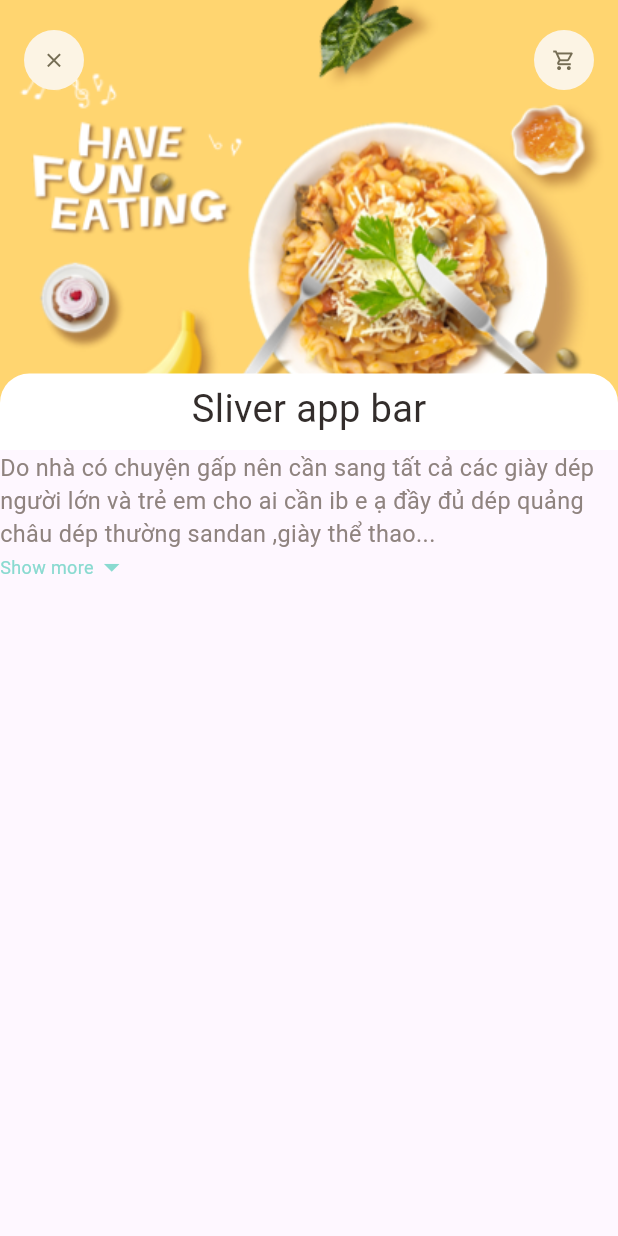
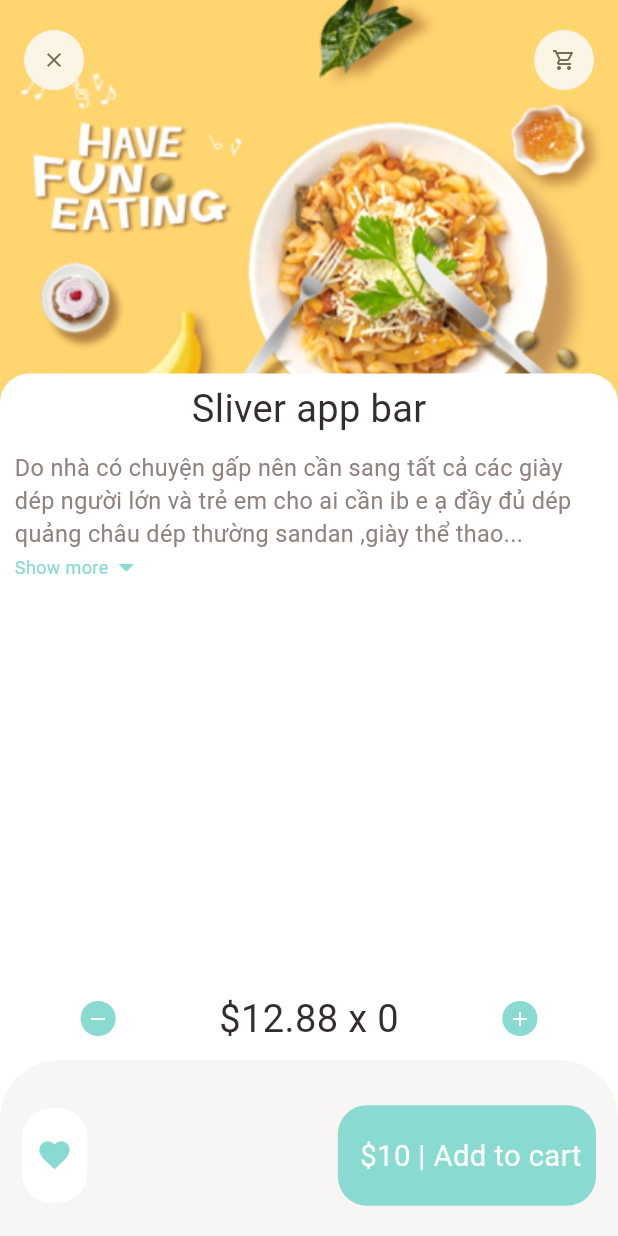
Before and after one commit to phamhuuloc219/e-commerce-app, a Flutter app: the screen it shows after launch, on a phone screen of 412 x 824 dp. Run offline on Flutter 3.47's test engine with Material 3 defaults, Android fonts, the phone set to English and light mode, and no system bars; our stand-ins replace dots_indicator, get.

Commit message:
feat: coding recommended food

```diff
--- a/lib/pages/food/recommended_food_detail.dart
+++ b/lib/pages/food/recommended_food_detail.dart
@@ -11,6 +11,7 @@ class RecommendedFoodDetail extends StatelessWidget {
   @override
   Widget build(BuildContext context) {
     return Scaffold(
+      backgroundColor: Colors.white,
       body: CustomScrollView(
         slivers: [
           SliverAppBar(
@@ -49,10 +50,83 @@ class RecommendedFoodDetail extends StatelessWidget {
             ),
           ),
           SliverToBoxAdapter(
-            child: Expanded(
-              child: SingleChildScrollView(
-                  child: ExpandableText(text: "Do nhà có chuyện gấp nên cần sang tất cả các giày dép người lớn và trẻ em cho ai cần ib e ạ đầy đủ dép quảng châu dép thường sandan ,giày thể thao ,cặp Do nhà có chuyện gấp nên cần sang tất cả các giày dép người lớn và trẻ em cho ai cần ib e ạ đầy đủ dép quảng châu dép thường sandan ,giày thể thao ,cặp ")),
+            child: Column(
+              children: [
+                Container(
+
+                    child: ExpandableText(
+                        text: "Do nhà có chuyện gấp nên cần sang tất cả các giày dép người lớn và trẻ em cho ai cần ib e ạ đầy đủ dép quảng châu dép thường sandan ,giày thể thao ,cặp Do nhà có chuyện gấp nên cần sang tất cả các giày dép người lớn và trẻ em cho ai cần ib e ạ đầy đủ dép quảng châu dép thường sandan ,giày thể thao ,cặp "),
+                margin: EdgeInsets.only(left: Dimensions.width20, right: Dimensions.width20),),
+              ],
             ))
+        ],
+      ),
+      bottomNavigationBar: Column(
+        mainAxisSize: MainAxisSize.min,
+        children: [
+          Container(
+            padding: EdgeInsets.only(
+              left: Dimensions.width20*5.5,
+              right: Dimensions.width20*5.5,
+              top: Dimensions.height10,
+              bottom: Dimensions.height10,
+            ),
+            child: Row(
+              mainAxisAlignment: MainAxisAlignment.spaceBetween,
+              children: [
+                AppIcon(icon: Icons.remove, iconColor: Colors.white, bgColor: AppColors.mainColor, size: Dimensions.iconSize24,),
+                BigText(text: "\$12.88 x 0", color: AppColors.mainBlackColor, size: Dimensions.font26,),
+                AppIcon(icon: Icons.add, iconColor: Colors.white, bgColor: AppColors.mainColor, size: Dimensions.iconSize24,),
+              ]
+            ),
+          ),
+          Container(
+            height: Dimensions.bottomHeightBar,
+            padding: EdgeInsets.only(
+                top: Dimensions.height30,
+                bottom: Dimensions.height20,
+                left: Dimensions.width30,
+                right: Dimensions.width30
+            ),
+            decoration: BoxDecoration(
+                color: AppColors.buttonBackgroundColor,
+                borderRadius: BorderRadius.only(
+                    topLeft: Radius.circular(Dimensions.radius20*2),
+                    topRight: Radius.circular(Dimensions.radius20*2)
+                )
+            ),
+            child: Row(
+              mainAxisAlignment: MainAxisAlignment.spaceBetween,
+              children: [
+                Container(
+                  padding: EdgeInsets.only(
+                      top: Dimensions.height20,
+                      bottom: Dimensions.height20,
+                      left: Dimensions.width20,
+                      right: Dimensions.width20
+                  ),
+                  decoration: BoxDecoration(
+                      borderRadius: BorderRadius.circular(Dimensions.radius20),
+                      color: Colors.white
+                  ),
+                  child: Icon(Icons.favorite, color: AppColors.mainColor,),
+                ),
+                Container(
+                  padding: EdgeInsets.only(
+                      top: Dimensions.height20,
+                      bottom: Dimensions.height20,
+                      left: Dimensions.width20,
+                      right: Dimensions.width20
+                  ),
+                  child: BigText(text: " \$10 | Add to cart", color: Colors.white,),
+                  decoration: BoxDecoration(
+                      borderRadius: BorderRadius.circular(Dimensions.radius20),
+                      color: AppColors.mainColor
+                  ),
+                ),
+              ],
+            ),
+          ),
         ],
       ),
     );
--- a/lib/widgets/app_icon.dart
+++ b/lib/widgets/app_icon.dart
@@ -6,11 +6,14 @@ class AppIcon extends StatelessWidget {
   final Color bgColor;
   final Color iconColor;
   final double size;
+  final double iconSize;
   const AppIcon({super.key,
     required this.icon,
     this.bgColor = const Color(0xFFfcf4e4),
     this.iconColor = const Color(0xFF756d54),
-    this.size = 40});
+    this.size = 40,
+    this.iconSize = 16
+  });
 
   @override
   Widget build(BuildContext context) {
@@ -24,7 +27,7 @@ class AppIcon extends StatelessWidget {
       child: Icon(
         icon,
         color: iconColor,
-        size: Dimensions.iconSize16,
+        size: iconSize,
       ),
     );
   }
```
